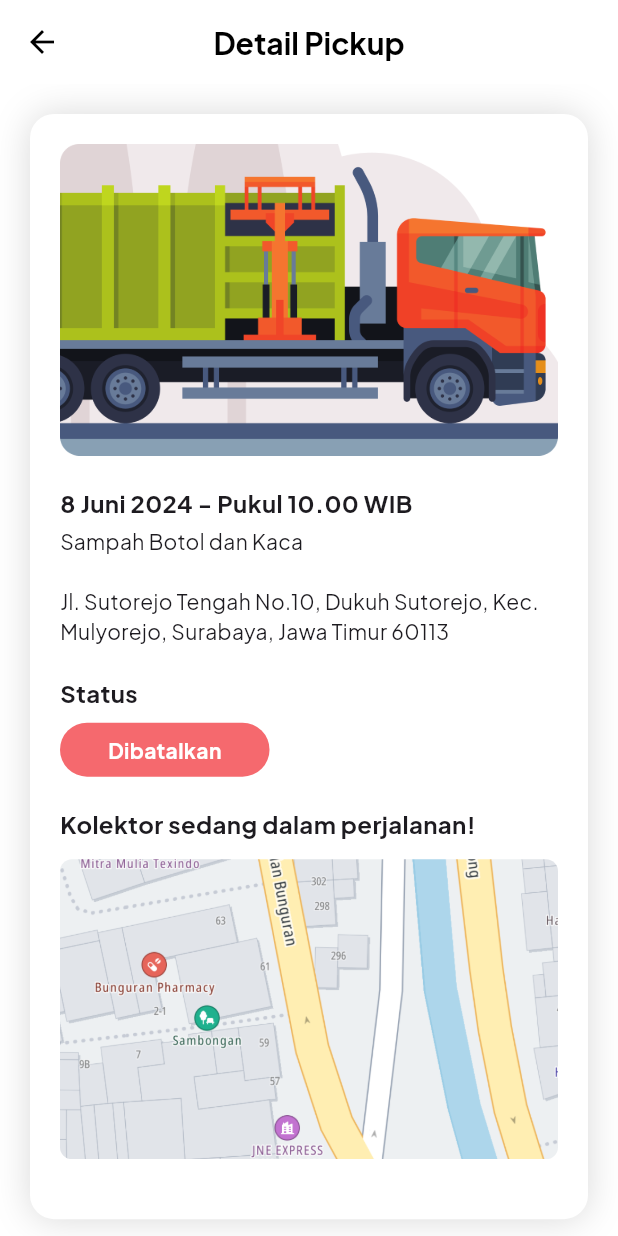
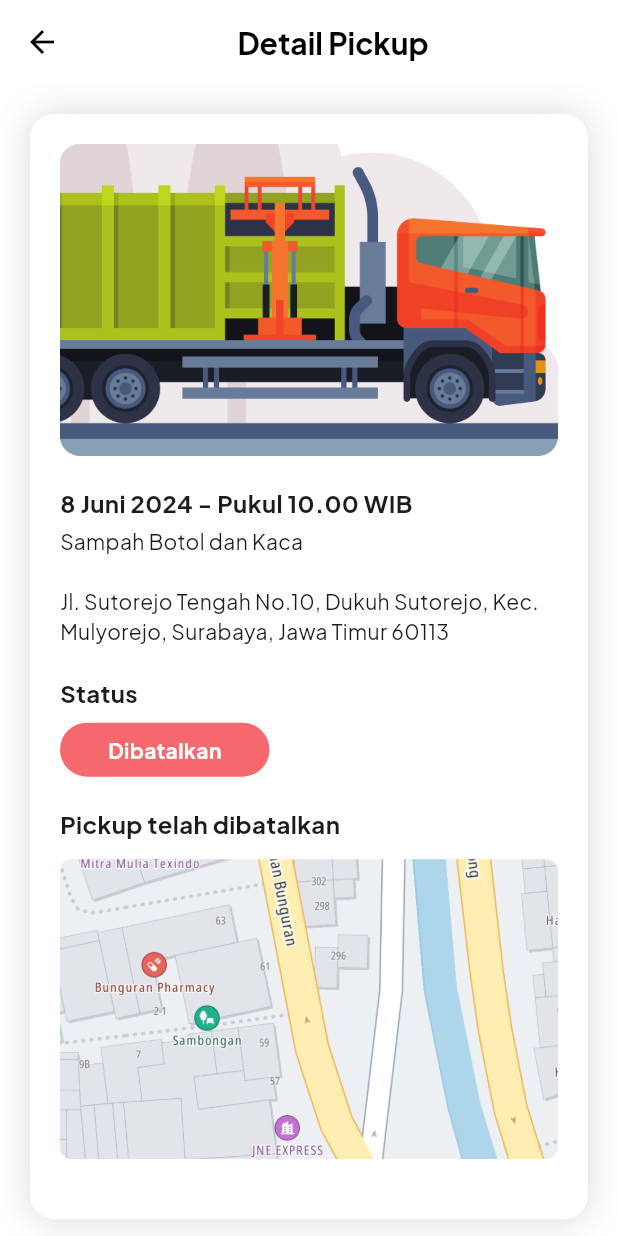
Before and after one commit to mhmdrazn/BuangBijak, a Flutter app: the DetailPickup screen opened directly, scrolled down 60 dp, after a tap on "Batalkan Pickup", on a phone screen of 412 x 824 dp. Run offline on Flutter 3.47's test engine with Material 3 defaults, Android fonts, the phone set to English and light mode, and no system bars; our stand-ins replace cloud_firestore, firebase_auth, firebase_core, logger; accounts and stored records are empty.

Commit message:
fix: copywriting status pickup

```diff
--- a/lib/screens/detail_pickup.dart
+++ b/lib/screens/detail_pickup.dart
@@ -21,6 +21,16 @@ class DetailPickup extends StatelessWidget {
 
   @override
   Widget build(BuildContext context) {
+    String message;
+
+    if (status == 'Selesai') {
+      message = 'Sampahmu telah dipickup!';
+    } else if (status == 'Dibatalkan') {
+      message = 'Pickup telah dibatalkan';
+    } else {
+      message = 'Kolektor sedang dalam perjalanan!';
+    }
+
     return Scaffold(
       backgroundColor: Colors.white,
       appBar: AppBar(
@@ -34,11 +44,17 @@ class DetailPickup extends StatelessWidget {
           },
         ),
         title: Padding(
-          padding: const EdgeInsets.symmetric(vertical: 24.0),
-          child: Text(
-            'Detail Pickup',
-            style: bold20.copyWith(color: black),
-            textAlign: TextAlign.center,
+          padding: const EdgeInsets.only(top: 24.0, bottom: 24.0),
+          child: Row(
+            mainAxisAlignment: MainAxisAlignment.center,
+            children: [
+              Text(
+                'Detail Pickup',
+                style: bold20.copyWith(color: black),
+                textAlign: TextAlign.center,
+              ),
+              const SizedBox(width: 24)
+            ],
           ),
         ),
       ),
@@ -107,7 +123,7 @@ class DetailPickup extends StatelessWidget {
                       crossAxisAlignment: CrossAxisAlignment.start,
                       children: [
                         Text(
-                          'Kolektor sedang dalam perjalanan!',
+                          message,
                           style: bold16,
                         ),
                         Padding(
```
